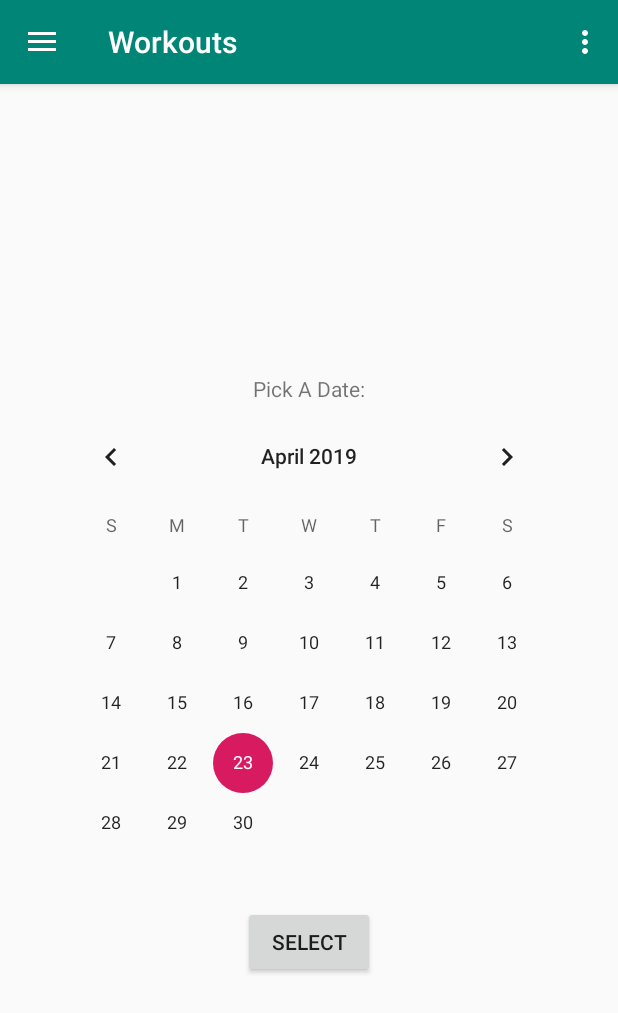
After one commit to mitchberger106/ECE563_final, an Android app: the fragment HistoryFragment placed in its activity, on a phone screen of 412 x 824 dp. The commit adds this screen. Shown: the top 1013 px of the screen. Run offline under Robolectric (Android 15) with nearby library versions, the phone set to English and light mode, and no system bars; libraries missing offline, so code that uses them is left out: com.mongodb.lang, com.mongodb.stitch, org.bson.

Commit message:
Added history fragment

```diff
--- a/Ece563/app/build.gradle
+++ b/Ece563/app/build.gradle
@@ -32,4 +32,5 @@ dependencies {
     testImplementation 'junit:junit:4.12'
     androidTestImplementation 'com.android.support.test:runner:1.0.2'
     androidTestImplementation 'com.android.support.test.espresso:espresso-core:3.0.2'
+    implementation 'com.android.support:recyclerview-v7:28.0.0'
 }
--- a/Ece563/app/src/main/java/berger/mitchell/ece563/Activities/LiftAmountActivity.java
+++ /dev/null
@@ -1,6 +0,0 @@
-package berger.mitchell.ece563.Activities;
-
-import android.support.v7.app.AppCompatActivity;
-
-public class LiftAmountActivity extends AppCompatActivity {
-}
--- /dev/null
+++ b/Ece563/app/src/main/java/berger/mitchell/ece563/Fragments/HistoryFragment.java
@@ -0,0 +1,68 @@
+package berger.mitchell.ece563.Fragments;
+
+import android.app.Activity;
+import android.content.Context;
+import android.content.Intent;
+import android.os.Bundle;
+import android.support.annotation.Nullable;
+import android.support.v4.app.Fragment;
+import android.support.v4.app.FragmentTransaction;
+import android.view.LayoutInflater;
+import android.view.View;
+import android.view.ViewGroup;
+import android.widget.Button;
+import android.widget.CalendarView;
+import android.widget.Toast;
+
+import java.util.Date;
+import java.util.GregorianCalendar;
+
+import berger.mitchell.ece563.R;
+import berger.mitchell.ece563.SharedPref;
+
+public class HistoryFragment extends Fragment {
+    private static final String TAG = "History Fragment";
+    private Context mContext;
+
+    private CalendarView mCalendar;
+    private Button select;
+
+    private String date;
+
+    @Override
+    public void onAttach(final Activity activity) {
+        super.onAttach(activity);
+        mContext = activity;
+    }
+
+    @Override
+    public View onCreateView(LayoutInflater inflater, @Nullable ViewGroup container, @Nullable Bundle savedInstanceState) {
+        final View rootView = inflater.inflate(R.layout.fragment_history, container, false);
+        rootView.setTag(TAG);
+
+        mCalendar = rootView.findViewById(R.id.my_calendar);
+        mCalendar.setOnDateChangeListener( new CalendarView.OnDateChangeListener() {
+            @Override
+            public void onSelectedDayChange(CalendarView view, int year, int month,
+                                            int dayOfMonth) {
+                date = String.valueOf(month+1)+ "/"+String.valueOf(dayOfMonth)+"/"+String.valueOf(year);
+            }
+        });
+
+        select = rootView.findViewById(R.id.dateSelect);
+        select.setOnClickListener(new View.OnClickListener() {
+            @Override
+            public void onClick(View view) {
+                SharedPref.write("Date",date);
+                Fragment newFragment = new WorkoutFragment();
+                FragmentTransaction transaction = getFragmentManager().beginTransaction();
+                transaction.replace(R.id.fragment_container, newFragment);
+                transaction.commit();
+            }
+        });
+        //Intent intent = new Intent(this, AnotherActivity.class);
+        //intent.putExtra("long date", date.getTime());
+        //startActivity(intent);
+        return rootView;
+    }
+}
--- a/Ece563/app/src/main/java/berger/mitchell/ece563/Fragments/WorkoutFragment.java
+++ b/Ece563/app/src/main/java/berger/mitchell/ece563/Fragments/WorkoutFragment.java
@@ -12,13 +12,18 @@ import android.util.Log;
 import android.view.LayoutInflater;
 import android.view.View;
 import android.view.ViewGroup;
+import android.widget.Toast;
 
+import java.text.SimpleDateFormat;
 import java.util.ArrayList;
 import java.util.Arrays;
+import java.util.Calendar;
+import java.util.Date;
 import java.util.List;
 
 import berger.mitchell.ece563.Adapters.DailyWorkoutAdapter;
 import berger.mitchell.ece563.R;
+import berger.mitchell.ece563.SharedPref;
 import berger.mitchell.ece563.Sources.DailyWorkoutSource;
 
 import com.google.android.gms.tasks.OnCompleteListener;
@@ -40,6 +45,7 @@ public class WorkoutFragment extends Fragment {
     private DailyWorkoutAdapter mAdapter;
     private List<DailyWorkoutSource> WorkoutList = new ArrayList<>();
     private Context mContext;
+    private String date;
 
     private StitchAppClient stitchClient;
     private RemoteMongoClient mongoClient;
@@ -68,6 +74,17 @@ public class WorkoutFragment extends Fragment {
         final View rootView = inflater.inflate(R.layout.fragment_workout, container, false);
         rootView.setTag(TAG);
 
+        if(SharedPref.read("Date","") != ""){
+            date = SharedPref.read("Date","");
+            SharedPref.write("Date","");
+        }
+        else{
+            Date c = Calendar.getInstance().getTime();
+            SimpleDateFormat df = new SimpleDateFormat("M/d/yyyy");
+            date = df.format(c);
+        }
+        Toast.makeText(mContext, date, Toast.LENGTH_LONG).show();
+
         mRecyclerView = rootView.findViewById(R.id.my_recycler_view);
         mRecyclerView.setLayoutManager(new LinearLayoutManager(getActivity()));
 
@@ -82,15 +99,14 @@ public class WorkoutFragment extends Fragment {
     }
 
     private void prepareWorkoutData() {
-        stitchClient = Stitch.getDefaultAppClient();
+        /*stitchClient = Stitch.getDefaultAppClient();
         mongoClient = stitchClient.getServiceClient(RemoteMongoClient.factory, "mongodb-atlas");
-        //itemsCollection = mongoClient.getDatabase("LiftOff").getCollection("Lifts");
-        //Log.d("Lifts", String.valueOf(itemsCollection.count()));
+        itemsCollection = mongoClient.getDatabase("LiftOff").getCollection("Lifts");
         RemoteMongoCollection<Document> itemsCollection = mongoClient.getDatabase("LiftOff").getCollection("Lifts");
         RemoteFindIterable findResults = itemsCollection.find();
         findResults.forEach(item -> {
             Log.d("app", String.format("successfully found:  %s", item.toString()));
-        });
+        });*/
 
 
         DailyWorkoutSource lift1 = new DailyWorkoutSource("Bench");
--- a/Ece563/app/src/main/java/berger/mitchell/ece563/SharedPref.java
+++ b/Ece563/app/src/main/java/berger/mitchell/ece563/SharedPref.java
@@ -8,6 +8,7 @@ public class SharedPref {
     private static SharedPreferences mSharedPref;
     public static final String Workout = "Workout";
     public static final String ClientID = "ClientID";
+    public static final String Date = "Date";
 
     public static void init(Context context)
     {
--- /dev/null
+++ b/Ece563/app/src/main/res/layout/fragment_history.xml
@@ -0,0 +1,29 @@
+<?xml version="1.0" encoding="utf-8"?>
+<RelativeLayout xmlns:android="http://schemas.android.com/apk/res/android"
+    android:layout_width="match_parent"
+    android:layout_height="match_parent">
+
+    <TextView
+        android:layout_width="wrap_content"
+        android:layout_height="wrap_content"
+        android:layout_alignTop="@+id/my_calendar"
+        android:layout_marginTop="-21dp"
+        android:text="Pick A Date:"
+        android:layout_centerHorizontal="true"/>
+    <CalendarView
+        android:id="@+id/my_calendar"
+        android:layout_width="wrap_content"
+        android:layout_height="wrap_content"
+        android:layout_centerInParent="true"
+        android:textSize="30sp" />
+
+    <Button
+        android:id="@+id/dateSelect"
+        android:layout_width="wrap_content"
+        android:layout_height="wrap_content"
+        android:layout_alignBottom="@+id/my_calendar"
+        android:layout_centerHorizontal="true"
+        android:layout_marginBottom="-43dp"
+        android:text="Select" />
+
+</RelativeLayout>
--- a/Ece563/app/src/main/res/menu/activity_main_drawer.xml
+++ b/Ece563/app/src/main/res/menu/activity_main_drawer.xml
@@ -9,9 +9,9 @@
             android:icon="@drawable/ic_menu_camera"
             android:title="Workout" />
         <item
-            android:id="@+id/nav_goals"
+            android:id="@+id/nav_history"
             android:icon="@drawable/ic_menu_gallery"
-            android:title="Goals" />
+            android:title="History" />
         <item
             android:id="@+id/nav_slideshow"
             android:icon="@drawable/ic_menu_slideshow"
```
Also changed, not shown: Ece563/app/src/main/AndroidManifest.xml (+7 -9 lines), Ece563/app/src/main/java/berger/mitchell/ece563/Activities/LiftInfoActivity.java (added, +123 -0 lines), Ece563/app/src/main/java/berger/mitchell/ece563/Activities/MainActivity.java (+7 -9 lines), Ece563/app/src/main/java/berger/mitchell/ece563/Adapters/DailyWorkoutAdapter.java (+3 -4 lines), Ece563/app/src/main/java/berger/mitchell/ece563/Adapters/SetAdapter.java (added, +85 -0 lines), Ece563/app/src/main/java/berger/mitchell/ece563/Fragments/GoalsFragment.java (deleted, +0 -18 lines), Ece563/app/src/main/java/berger/mitchell/ece563/Sources/SetSource.java (added, +22 -0 lines), Ece563/app/src/main/res/layout/activity_lift_info.xml (added, +83 -0 lines), Ece563/app/src/main/res/layout/fragment_goals.xml (deleted, +0 -14 lines), Ece563/app/src/main/res/layout/set_row.xml (added, +39 -0 lines).
